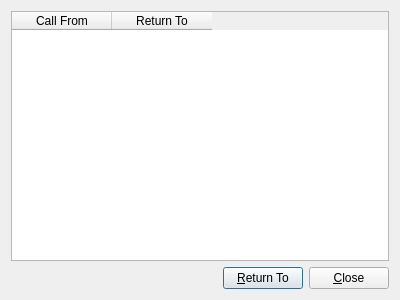
This is plugins/Backtrace/DialogBacktrace.ui in eteran/edb-debugger as Qt 5 draws it before an edit. The edited form follows.
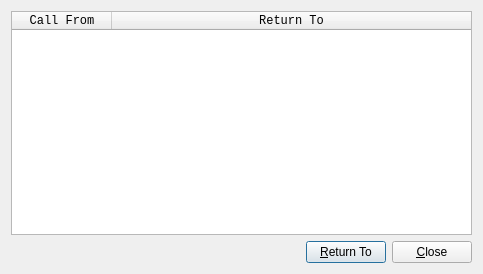
This is the edited form.

Commit message: make the Backtrace UI a little nicer fixed missing namespacing with the plugin

The edit to the form file:
```diff
--- a/plugins/Backtrace/DialogBacktrace.ui
+++ b/plugins/Backtrace/DialogBacktrace.ui
@@ -6,8 +6,8 @@
    <rect>
     <x>0</x>
     <y>0</y>
-    <width>400</width>
-    <height>300</height>
+    <width>483</width>
+    <height>274</height>
    </rect>
   </property>
   <property name="windowTitle">
@@ -16,6 +16,14 @@
   <layout class="QGridLayout" name="gridLayout">
    <item row="0" column="0">
     <widget class="QTableWidget" name="tableWidgetCallStack">
+     <property name="font">
+      <font>
+       <family>Monospace</family>
+      </font>
+     </property>
+     <attribute name="horizontalHeaderStretchLastSection">
+      <bool>true</bool>
+     </attribute>
      <column>
       <property name="text">
        <string>Call From</string>
```
Left out of the diff: 2 changed lines with no effect on the pictures. The commit also changes 2 other files.
